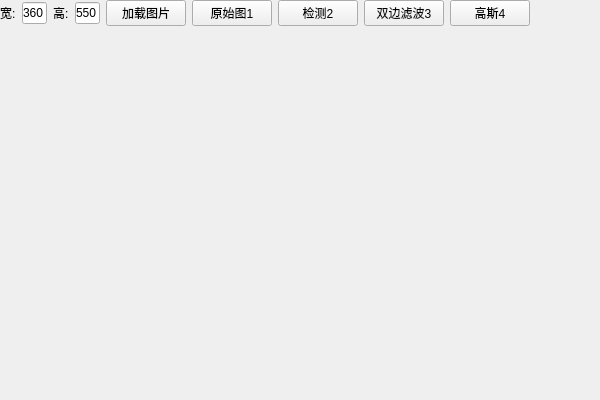
chenyue0102/mytestchenyue, file testopencv/src/testqtopencv/testqtopencv.ui: the form before one commit.
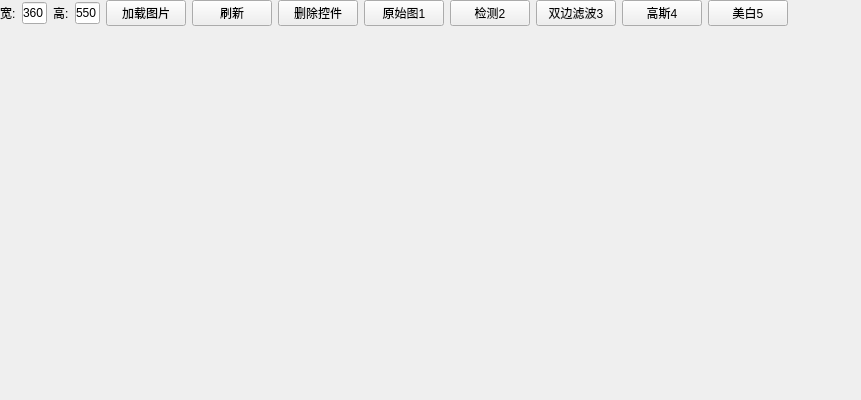
The form after the commit.

Patch:
```diff
--- a/testopencv/src/testqtopencv/testqtopencv.ui
+++ b/testopencv/src/testqtopencv/testqtopencv.ui
@@ -6,7 +6,7 @@
    <rect>
     <x>0</x>
     <y>0</y>
-    <width>600</width>
+    <width>861</width>
     <height>400</height>
    </rect>
   </property>
@@ -100,6 +100,20 @@
         </property>
        </widget>
       </item>
+      <item>
+       <widget class="QPushButton" name="pushButtonRefresh">
+        <property name="text">
+         <string>刷新</string>
+        </property>
+       </widget>
+      </item>
+      <item>
+       <widget class="QPushButton" name="pushButtonDelete">
+        <property name="text">
+         <string>删除控件</string>
+        </property>
+       </widget>
+      </item>
       <item>
        <widget class="QPushButton" name="pushButtonAddOrigin">
         <property name="text">
@@ -140,6 +154,16 @@
         </property>
        </widget>
       </item>
+      <item>
+       <widget class="QPushButton" name="pushButtonAddWhite">
+        <property name="text">
+         <string>美白5</string>
+        </property>
+        <property name="type" stdset="0">
+         <number>5</number>
+        </property>
+       </widget>
+      </item>
       <item>
        <spacer name="horizontalSpacer">
         <property name="orientation">
```
Left out of the diff: 50 changed lines with no effect on the pictures.
